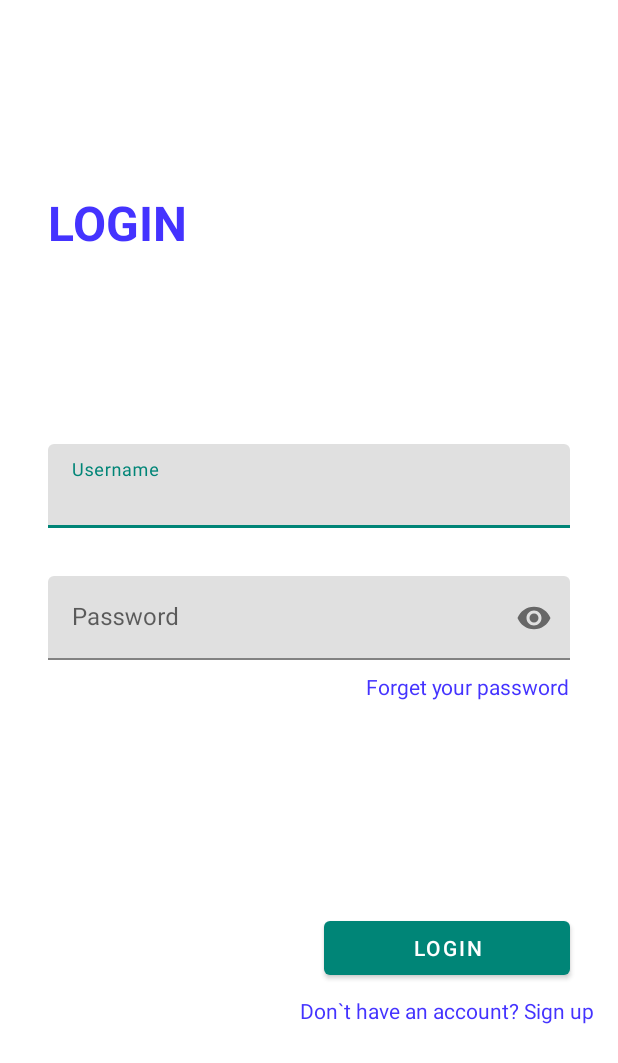
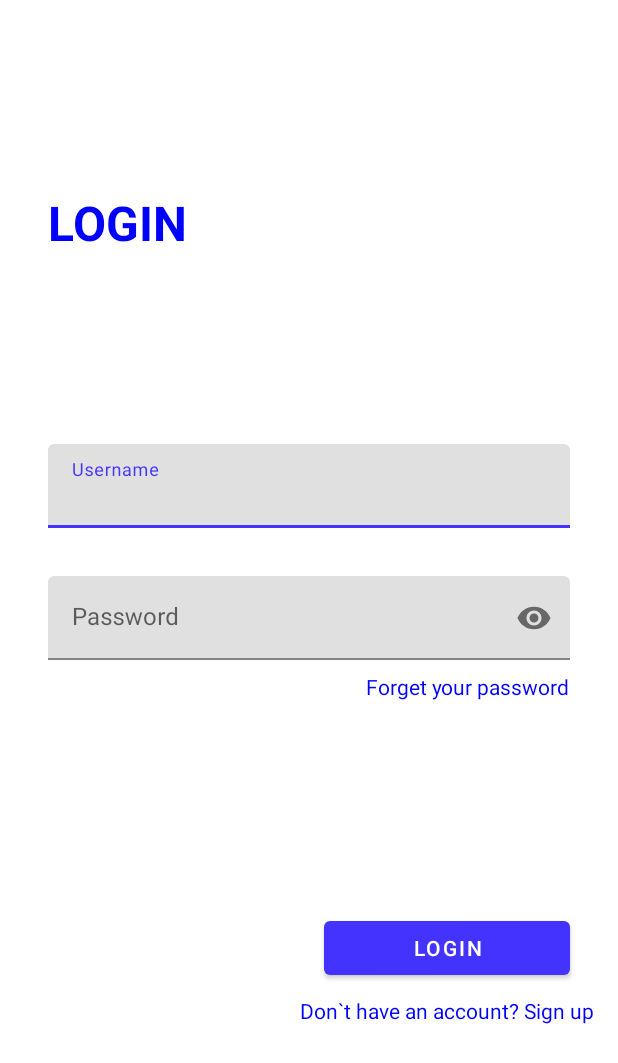
Before and after one commit to courses-yemelianau/course-iba, an Android app: the screen it shows after launch (MainActivity), on a phone screen of 412 x 824 dp. Shown: the top 1063 px of the screen. Run offline under Robolectric (Android 15) with nearby library versions, the phone set to English and light mode, and no system bars; our stand-ins replace data binding.

Commit message:
part of 2nd part

```diff
--- a/app/src/main/java/by/gsu/iba/MainActivity.kt
+++ b/app/src/main/java/by/gsu/iba/MainActivity.kt
@@ -15,6 +15,8 @@ class MainActivity : AppCompatActivity() {
     private var registerFragmentTransaction = registerFragmentManager.beginTransaction()
     private var registerFragment = RegisterFragment()
 
+    private var buf = 0
+
     override fun onCreate(savedInstanceState: Bundle?) {
         super.onCreate(savedInstanceState)
         setContentView(R.layout.main_activity)
@@ -24,6 +26,8 @@ class MainActivity : AppCompatActivity() {
             //registerFragmentTransaction.replace(R.id.container, registerFragment).commitNow()
         }
 
+        //var lfr = supportFragmentManager.findFragmentById(R.id.login)
+        //var rfr = supportFragmentManager.findFragmentById(R.id.register)
     }
 
 }
--- a/app/src/main/java/by/gsu/iba/ui/main/LoginFragment.kt
+++ b/app/src/main/java/by/gsu/iba/ui/main/LoginFragment.kt
@@ -7,7 +7,6 @@ import android.view.LayoutInflater
 import android.view.View
 import android.view.ViewGroup
 import by.gsu.iba.R
-import kotlinx.android.synthetic.main.login_fragment.*
 
 class LoginFragment : Fragment() {
 
--- a/app/src/main/res/layout/login_fragment.xml
+++ b/app/src/main/res/layout/login_fragment.xml
@@ -3,7 +3,13 @@
         xmlns:app="http://schemas.android.com/apk/res-auto"
         xmlns:tools="http://schemas.android.com/tools">
     <data>
+        <variable name="lf" type="by.gsu.iba.ui.main.LoginFragment">
 
+        </variable>
+
+        <variable name="ma" type="by.gsu.iba.MainActivity">
+
+        </variable>
     </data>
 
     <androidx.constraintlayout.widget.ConstraintLayout
@@ -15,7 +21,7 @@
         <TextView
                 android:id="@+id/loginTextView"
                 android:text="@string/login"
-                android:textColor="@color/colorBlue"
+                android:textColor="@color/colorPrimaryDark"
                 android:textSize="32sp"
                 android:textStyle="bold"
 
@@ -32,7 +38,7 @@
         <TextView
                 android:id="@+id/forgetPasswordTextView"
                 android:text="@string/forget_your_password"
-                android:textColor="@color/colorBlue"
+                android:textColor="@color/colorPrimaryDark"
 
                 android:layout_width="wrap_content"
                 android:layout_height="wrap_content"
@@ -48,7 +54,7 @@
         <TextView
                 android:id="@+id/loginSignUpTextView"
                 android:text="@string/have_no_account"
-                android:textColor="@color/colorBlue"
+                android:textColor="@color/colorPrimaryDark"
 
                 android:clickable="true"
                 android:focusable="true"
--- a/app/src/main/res/layout/register_fragment.xml
+++ b/app/src/main/res/layout/register_fragment.xml
@@ -3,7 +3,9 @@
         xmlns:app="http://schemas.android.com/apk/res-auto"
         xmlns:tools="http://schemas.android.com/tools">
     <data>
+        <variable name="rf" type="by.gsu.iba.ui.main.RegisterFragment">
 
+        </variable>
     </data>
     <androidx.constraintlayout.widget.ConstraintLayout
             android:id="@+id/register"
@@ -14,7 +16,7 @@
         <TextView
                 android:id="@+id/registerTextView"
                 android:text="@string/register"
-                android:textColor="@color/colorBlue"
+                android:textColor="@color/colorPrimaryDark"
                 android:textSize="32sp"
                 android:textStyle="bold"
 
@@ -31,7 +33,7 @@
         <TextView
                 android:id="@+id/registerSignUpTextView"
                 android:text="@string/have_account"
-                android:textColor="@color/colorBlue"
+                android:textColor="@color/colorPrimaryDark"
 
                 android:clickable="true"
                 android:focusable="true"
--- a/app/src/main/res/values/colors.xml
+++ b/app/src/main/res/values/colors.xml
@@ -1,7 +1,6 @@
 <?xml version="1.0" encoding="utf-8"?>
 <resources>
-    <color name="colorPrimary">#008577</color>
-    <color name="colorPrimaryDark">#00574B</color>
+    <color name="colorPrimary">#4433FF</color>
+    <color name="colorPrimaryDark">#0000FF</color>
     <color name="colorAccent">#D81B60</color>
-    <color name="colorBlue">#4433FF</color>
 </resources>
```
